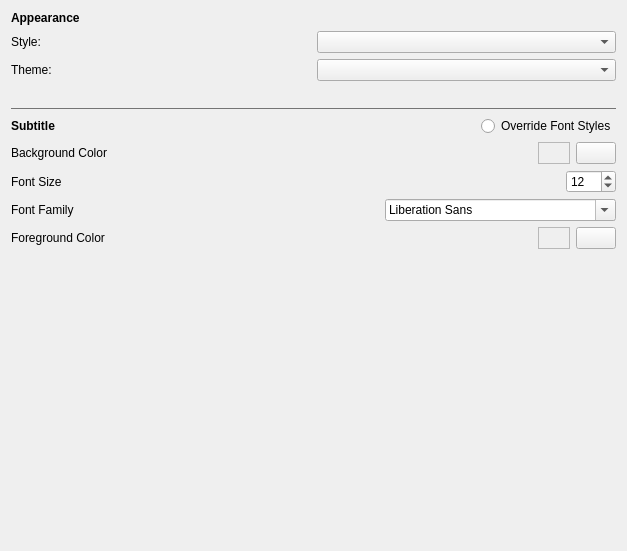
DatDarkAlpaca/sore-crow, file sore-crow/res/designer/preferences/appearance_page.ui: the form before one commit.
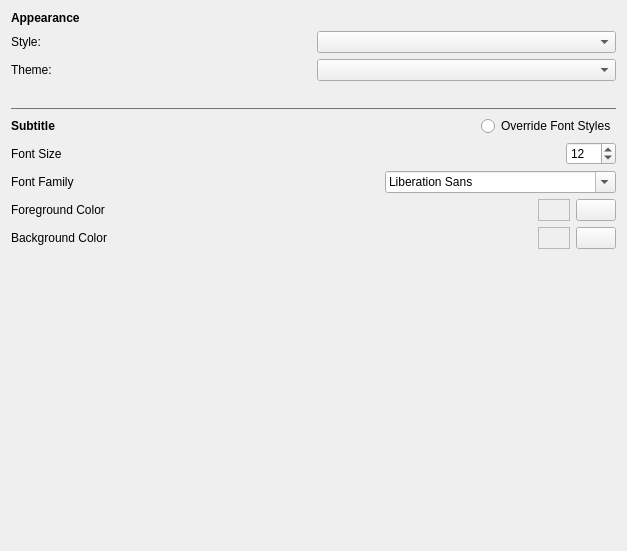
The form after the commit. Icons and pictures are not drawn.

Commit message: Fixes override-ass

Patch:
```diff
--- a/sore-crow/res/designer/preferences/appearance_page.ui
+++ b/sore-crow/res/designer/preferences/appearance_page.ui
@@ -109,57 +109,6 @@
      </item>
     </layout>
    </item>
-   <item>
-    <layout class="QHBoxLayout" name="backgroundColorLayout">
-     <item>
-      <widget class="QLabel" name="backgroundColorLabel">
-       <property name="text">
-        <string>Background Color</string>
-       </property>
-      </widget>
-     </item>
-     <item>
-      <spacer name="backgroundColorSpacer">
-       <property name="orientation">
-        <enum>Qt::Horizontal</enum>
-       </property>
-       <property name="sizeHint" stdset="0">
-        <size>
-         <width>40</width>
-         <height>20</height>
-        </size>
-       </property>
-      </spacer>
-     </item>
-     <item>
-      <widget class="QFrame" name="backgroundFrame">
-       <property name="minimumSize">
-        <size>
-         <width>32</width>
-         <height>0</height>
-        </size>
-       </property>
-       <property name="frameShape">
-        <enum>QFrame::StyledPanel</enum>
-       </property>
-       <property name="frameShadow">
-        <enum>QFrame::Raised</enum>
-       </property>
-      </widget>
-     </item>
-     <item>
-      <widget class="QPushButton" name="backgroundColorBtn">
-       <property name="text">
-        <string/>
-       </property>
-       <property name="icon">
-        <iconset resource="../../sore_crow.qrc">
-         <normaloff>:/Icons/icons/copy/eyedropper-tool.png</normaloff>:/Icons/icons/copy/eyedropper-tool.png</iconset>
-       </property>
-      </widget>
-     </item>
-    </layout>
-   </item>
    <item>
     <layout class="QHBoxLayout" name="fontSizeLayout">
      <item>
@@ -288,6 +237,57 @@
      </item>
     </layout>
    </item>
+   <item>
+    <layout class="QHBoxLayout" name="backgroundColorLayout">
+     <item>
+      <widget class="QLabel" name="backgroundColorLabel">
+       <property name="text">
+        <string>Background Color</string>
+       </property>
+      </widget>
+     </item>
+     <item>
+      <spacer name="backgroundColorSpacer">
+       <property name="orientation">
+        <enum>Qt::Horizontal</enum>
+       </property>
+       <property name="sizeHint" stdset="0">
+        <size>
+         <width>40</width>
+         <height>20</height>
+        </size>
+       </property>
+      </spacer>
+     </item>
+     <item>
+      <widget class="QFrame" name="backgroundFrame">
+       <property name="minimumSize">
+        <size>
+         <width>32</width>
+         <height>0</height>
+        </size>
+       </property>
+       <property name="frameShape">
+        <enum>QFrame::StyledPanel</enum>
+       </property>
+       <property name="frameShadow">
+        <enum>QFrame::Raised</enum>
+       </property>
+      </widget>
+     </item>
+     <item>
+      <widget class="QPushButton" name="backgroundColorBtn">
+       <property name="text">
+        <string/>
+       </property>
+       <property name="icon">
+        <iconset resource="../../sore_crow.qrc">
+         <normaloff>:/Icons/icons/copy/eyedropper-tool.png</normaloff>:/Icons/icons/copy/eyedropper-tool.png</iconset>
+       </property>
+      </widget>
+     </item>
+    </layout>
+   </item>
    <item>
     <spacer name="bottomSpacer">
      <property name="orientation">
```
The commit also changes 1 other file.
